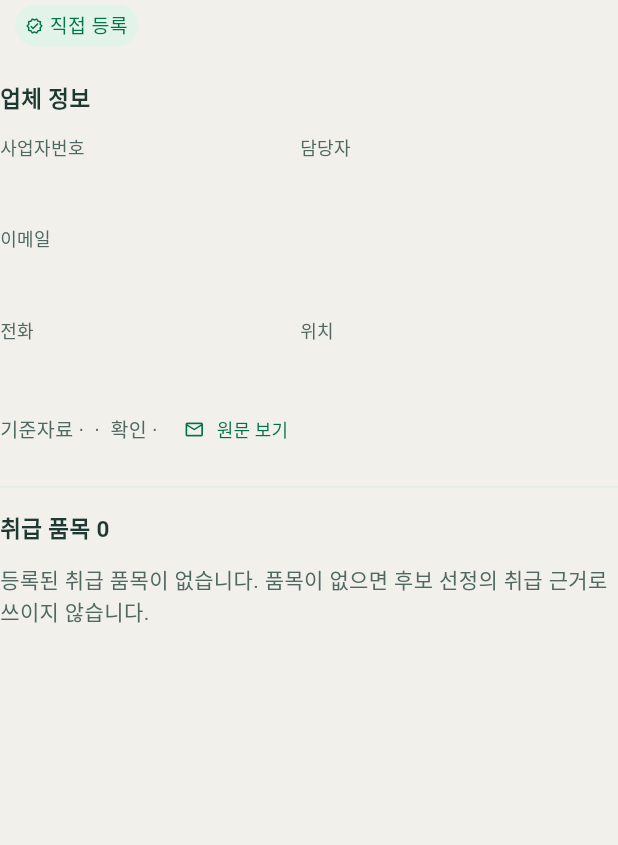
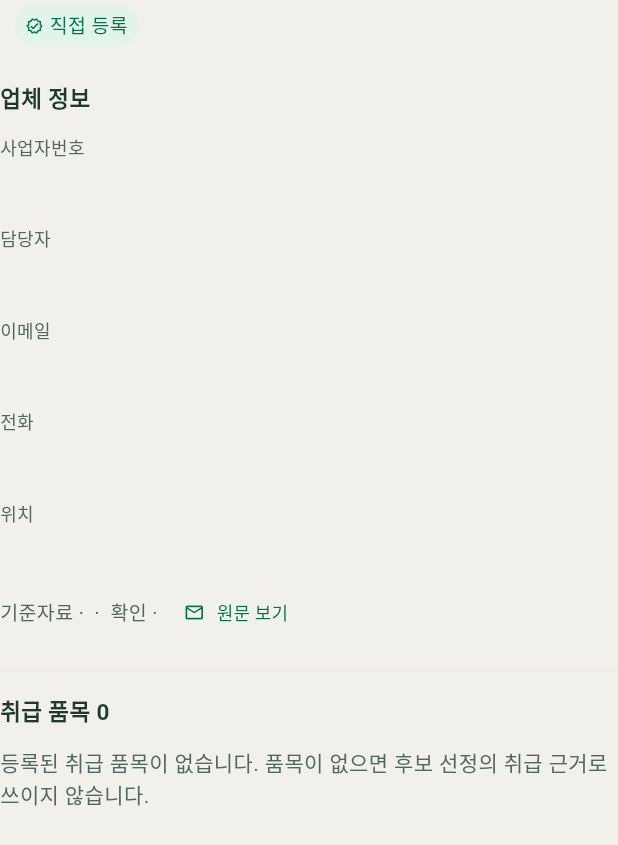
Before and after one commit to costflow-food/gyeonjwo_frontend, a Flutter app: the SupplierDetailContent widget shown alone on an empty page, opened directly with empty values, on a phone screen of 412 x 824 dp. Shown: the top 845 px of the screen. Run offline on Flutter 3.47's test engine with Material 3 defaults, Android fonts, the phone set to English and light mode, and no system bars; our stand-ins replace dio, flutter_riverpod, go_router, google_fonts, riverpod_annotation, shared_preferences and 2 more; missing offline and left inert: dart:js_interop, pdfrx; accounts and stored records are empty; generated files the repository leaves out were written again; Roboto replaces fonts that are missing (Ibm Plex Sans Kr).

Commit message:
fix(supplier): stack supplier and item facts in one column
- Supplier info and item specs list one field per line instead of
  spreading across the row with fixed-width gaps.
- The info note icon lines up with the middle of the first text line.
- The account button's hover no longer shows a square background.

Co-Authored-By: Claude Opus 5.5 <noreply@anthropic.com>

```diff
--- a/lib/features/supplier/presentation/widgets/supplier_detail_content.dart
+++ b/lib/features/supplier/presentation/widgets/supplier_detail_content.dart
@@ -37,15 +37,19 @@ class SupplierDetailContent extends StatelessWidget {
         const SizedBox(height: 20),
         const SupplierSectionTitle("업체 정보"),
         const SizedBox(height: 12),
-        Wrap(
-          spacing: 20,
-          runSpacing: 16,
+        // 한 줄에 하나씩 세로로 쌓아, 가로로 흩어져 생기던 빈 공간을 없앱니다.
+        Column(
+          crossAxisAlignment: CrossAxisAlignment.start,
+          spacing: 16,
           children: [
-            SupplierFact("사업자번호", supplier.businessRegistrationNo),
-            SupplierFact("담당자", supplier.contact.name),
-            SupplierFact("이메일", supplier.contactEmail, width: 240),
-            SupplierFact("전화", supplier.contact.phone),
-            SupplierFact("위치", supplier.location),
+            for (final (label, value) in [
+              ("사업자번호", supplier.businessRegistrationNo),
+              ("담당자", supplier.contact.name),
+              ("이메일", supplier.contactEmail),
+              ("전화", supplier.contact.phone),
+              ("위치", supplier.location),
+            ])
+              SupplierFact(label, value, width: double.infinity),
           ],
         ),
         const SizedBox(height: 16),
--- a/lib/shared/widgets/workspace_shell.dart
+++ b/lib/shared/widgets/workspace_shell.dart
@@ -273,6 +273,8 @@ class _AccountButton extends ConsumerWidget {
       PopupMenuButton<_AccountMenu>(
         tooltip: '계정 메뉴',
         position: PopupMenuPosition.under,
+        // 눌림·hover 효과를 동그란 버튼 모양에 맞춰 사각 배경이 보이지 않게 합니다.
+        borderRadius: BorderRadius.circular(22),
         onSelected: (choice) {
           switch (choice) {
             case _AccountMenu.settings:
```
Also changed, not shown: lib/features/supplier/presentation/widgets/supplier_item_card.dart (+14 -11 lines), lib/shared/widgets/note_line.dart (+9 -1 lines).
